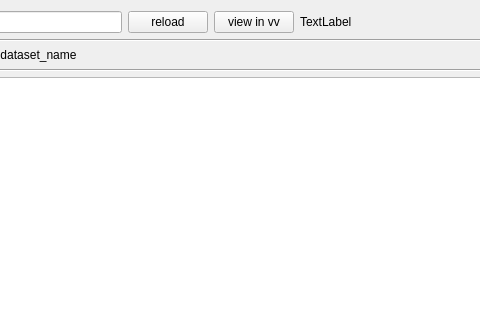
First picture: the form in ui/SydTableWidget.ui, repository OpenSyd/syd_ui, before the edit; both pictures show x 187 to 667 and y 0 to 320 of the 1068 by 548 pixel window.
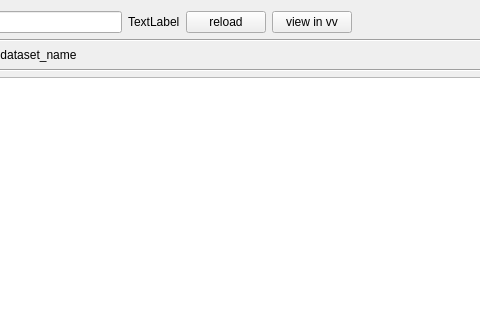
Second picture: the form after the edit.

Commit message: Added with CT option in a pop-up window. Added the view button for the views

Diff of the .ui file:
```diff
--- a/ui/SydTableWidget.ui
+++ b/ui/SydTableWidget.ui
@@ -49,6 +49,13 @@
        </property>
       </widget>
      </item>
+     <item>
+      <widget class="QLabel" name="label_status">
+       <property name="text">
+        <string>TextLabel</string>
+       </property>
+      </widget>
+     </item>
      <item>
       <widget class="QPushButton" name="button_reload">
        <property name="text">
@@ -63,13 +70,6 @@
        </property>
       </widget>
      </item>
-     <item>
-      <widget class="QLabel" name="label_status">
-       <property name="text">
-        <string>TextLabel</string>
-       </property>
-      </widget>
-     </item>
      <item>
       <spacer name="horizontalSpacer_4">
        <property name="orientation">
```
The commit also changes 6 other files.
